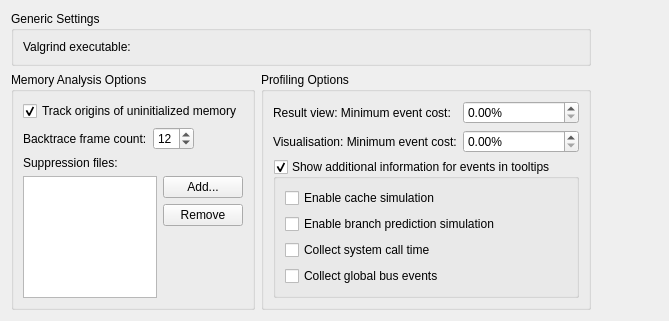
Qt form src/plugins/valgrind/valgrindconfigwidget.ui (qt-creator/qt-creator) before a commit.
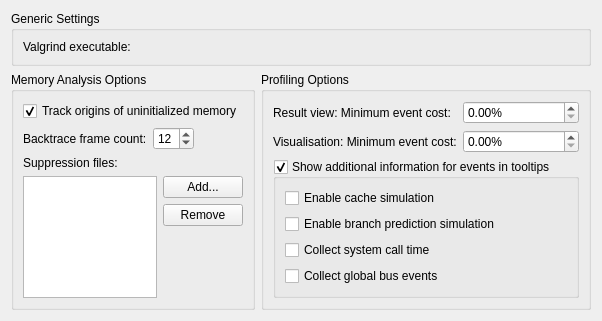
The same form after that commit. Custom widgets are drawn as their Qt base class.

Commit message:
Fix the layout for the valgrind option page.
Remove the horizontal spacer preventing the page to resize itself.

The edit to the form file:
```diff
--- a/src/plugins/valgrind/valgrindconfigwidget.ui
+++ b/src/plugins/valgrind/valgrindconfigwidget.ui
@@ -6,7 +6,7 @@
    <rect>
     <x>0</x>
     <y>0</y>
-    <width>669</width>
+    <width>597</width>
     <height>312</height>
    </rect>
   </property>
@@ -43,19 +43,6 @@
      </layout>
     </widget>
    </item>
-   <item row="0" column="2">
-    <spacer name="horizontalSpacer_2">
-     <property name="orientation">
-      <enum>Qt::Horizontal</enum>
-     </property>
-     <property name="sizeHint" stdset="0">
-      <size>
-       <width>197</width>
-       <height>1</height>
-      </size>
-     </property>
-    </spacer>
-   </item>
    <item row="1" column="0">
     <widget class="QGroupBox" name="memcheckOptions">
      <property name="sizePolicy">
```
Left out of the diff: 2 changed lines with no effect on the pictures.
